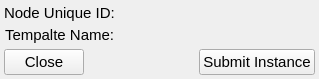
Qt form ccs/node/control_unit/CommandTemplateInstanceEditor.ui (bisegni/chaosframework) before a commit.
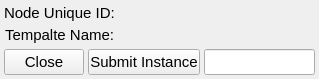
The same form after that commit.

Patch:
```diff
--- a/ccs/node/control_unit/CommandTemplateInstanceEditor.ui
+++ b/ccs/node/control_unit/CommandTemplateInstanceEditor.ui
@@ -181,6 +181,19 @@
        </property>
       </widget>
      </item>
+     <item>
+      <widget class="QLineEdit" name="lineEditNumberofInstances">
+       <property name="enabled">
+        <bool>true</bool>
+       </property>
+       <property name="sizePolicy">
+        <sizepolicy hsizetype="Fixed" vsizetype="Fixed">
+         <horstretch>0</horstretch>
+         <verstretch>0</verstretch>
+        </sizepolicy>
+       </property>
+      </widget>
+     </item>
     </layout>
    </item>
   </layout>
```
